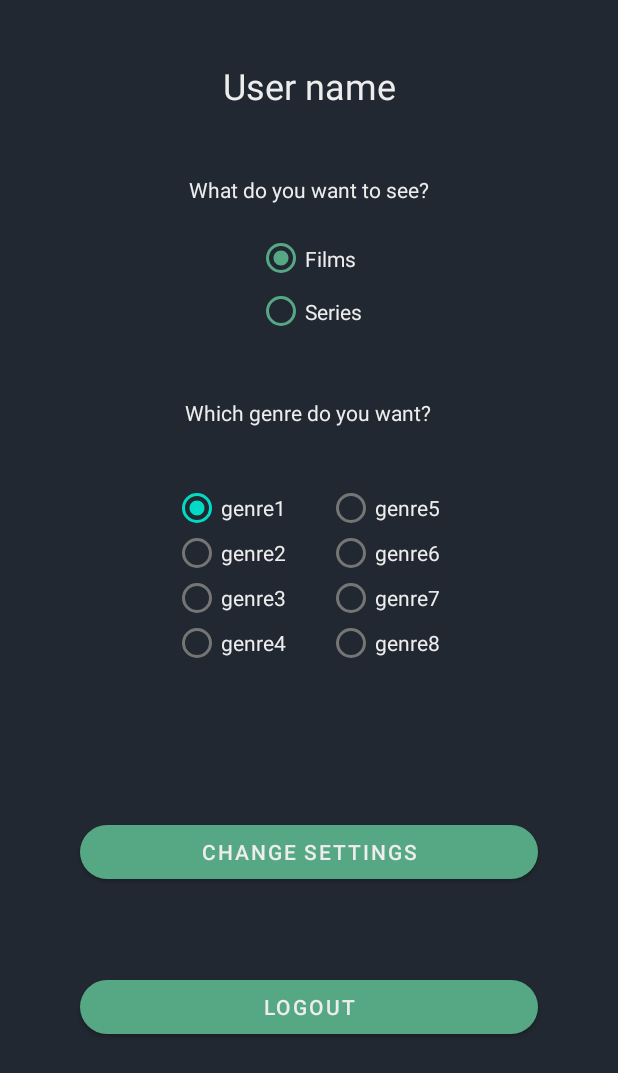
After one commit to s1107777/MovieSerieSwiperApp, an Android app: the layout activity_profile.xml on its own in the app's theme, with its tools: preview values and no code run, on a phone screen of 412 x 824 dp. The commit adds this screen. Shown: the top 1073 px of the screen. Run offline under Robolectric (Android 15) with nearby library versions, the phone set to English and light mode, and no system bars.

Commit message:
gebruiker kan uitloggen + profile pagina gestyled

```diff
--- /dev/null
+++ b/app/src/main/res/layout/activity_profile.xml
@@ -0,0 +1,196 @@
+<?xml version="1.0" encoding="utf-8"?>
+<androidx.constraintlayout.widget.ConstraintLayout xmlns:android="http://schemas.android.com/apk/res/android"
+    xmlns:app="http://schemas.android.com/apk/res-auto"
+    xmlns:tools="http://schemas.android.com/tools"
+    android:layout_width="match_parent"
+    android:layout_height="match_parent"
+    android:background="#222831"
+    >
+
+
+    <TextView
+        android:id="@+id/userName"
+        android:layout_width="305dp"
+        android:layout_height="42dp"
+        android:background="#00000000"
+        android:gravity="center"
+        android:text="User name"
+        android:textColor="#EDEDED"
+        android:textSize="24sp"
+        app:layout_constraintBottom_toBottomOf="parent"
+        app:layout_constraintEnd_toEndOf="parent"
+        app:layout_constraintStart_toStartOf="parent"
+        app:layout_constraintTop_toTopOf="parent"
+        app:layout_constraintVertical_bias="0.046" />
+
+    <RadioGroup
+        android:id="@+id/genreRadioGroup1"
+        android:layout_width="103dp"
+        android:layout_height="120dp"
+
+        android:checkedButton="@+id/genreRadioGroup"
+        app:layout_constraintBottom_toBottomOf="parent"
+        app:layout_constraintEnd_toEndOf="parent"
+        app:layout_constraintHorizontal_bias="0.373"
+        app:layout_constraintStart_toStartOf="parent"
+        app:layout_constraintTop_toBottomOf="@+id/radioGroup"
+        app:layout_constraintVertical_bias="0.206">
+
+        <RadioButton
+            android:id="@+id/genre1"
+            android:layout_width="93dp"
+            android:layout_height="30dp"
+            android:checked="true"
+            android:text="genre1"
+            android:textColor="#EDEDED" />
+
+        <RadioButton
+            android:id="@+id/genre2"
+            android:layout_width="match_parent"
+            android:layout_height="30dp"
+            android:text="genre2"
+            android:textColor="#EDEDED" />
+
+        <RadioButton
+            android:id="@+id/genre3"
+            android:layout_width="match_parent"
+            android:layout_height="30dp"
+            android:text="genre3"
+            android:textColor="#EDEDED" />
+
+        <RadioButton
+            android:id="@+id/genre4"
+            android:layout_width="match_parent"
+            android:layout_height="30dp"
+            android:text="genre4"
+            android:textColor="#EDEDED" />
+
+    </RadioGroup>
+
+    <RadioGroup
+        android:id="@+id/genreRadioGroup2"
+        android:layout_width="103dp"
+        android:layout_height="120dp"
+
+        android:checkedButton="@+id/genreRadioGroup"
+        app:layout_constraintBottom_toBottomOf="parent"
+        app:layout_constraintEnd_toEndOf="parent"
+        app:layout_constraintHorizontal_bias="0.707"
+        app:layout_constraintStart_toStartOf="parent"
+        app:layout_constraintTop_toBottomOf="@+id/radioGroup"
+        app:layout_constraintVertical_bias="0.206">
+
+        <RadioButton
+            android:id="@+id/genre5"
+            android:layout_width="92dp"
+            android:layout_height="30dp"
+            android:text="genre5"
+            android:textColor="#EDEDED" />
+
+        <RadioButton
+            android:id="@+id/genre6"
+            android:layout_width="match_parent"
+            android:layout_height="30dp"
+            android:text="genre6"
+            android:textColor="#EDEDED" />
+
+        <RadioButton
+            android:id="@+id/genre7"
+            android:layout_width="match_parent"
+            android:layout_height="30dp"
+            android:text="genre7"
+            android:textColor="#EDEDED" />
+
+        <RadioButton
+            android:id="@+id/genre8"
+            android:layout_width="match_parent"
+            android:layout_height="30dp"
+            android:text="genre8"
+            android:textColor="#EDEDED" />
+    </RadioGroup>
+
+    <Button
+        android:id="@+id/changeButton"
+        android:layout_width="305dp"
+        android:layout_height="wrap_content"
+        android:layout_marginBottom="96dp"
+        android:text="Change settings"
+        android:textColor="#EDEDED"
+        app:backgroundTint="#56a885"
+        app:cornerRadius="30dp"
+        app:layout_constraintBottom_toBottomOf="parent"
+        app:layout_constraintEnd_toEndOf="parent"
+        app:layout_constraintStart_toStartOf="parent"
+        app:layout_constraintTop_toBottomOf="@+id/genreRadioGroup1"
+        app:layout_constraintVertical_bias="0.424" />
+
+    <Button
+        android:id="@+id/logoutButton"
+        android:layout_width="305dp"
+        android:layout_height="wrap_content"
+        android:text="Logout"
+        android:textColor="#EDEDED"
+        app:backgroundTint="#56a885"
+        app:cornerRadius="30dp"
+        app:layout_constraintBottom_toBottomOf="parent"
+        app:layout_constraintEnd_toEndOf="parent"
+        app:layout_constraintStart_toStartOf="parent"
+        app:layout_constraintTop_toBottomOf="@+id/changeButton"
+        app:layout_constraintVertical_bias="0.301" />
+
+    <TextView
+        android:id="@+id/textView6"
+        android:layout_width="wrap_content"
+        android:layout_height="wrap_content"
+        android:text="What do you want to see?"
+        android:textColor="#EDEDED"
+        app:layout_constraintBottom_toBottomOf="parent"
+        app:layout_constraintEnd_toEndOf="parent"
+        app:layout_constraintHorizontal_bias="0.501"
+        app:layout_constraintStart_toStartOf="parent"
+        app:layout_constraintTop_toBottomOf="@+id/userName"
+        app:layout_constraintVertical_bias="0.053" />
+
+    <TextView
+        android:id="@+id/textView7"
+        android:layout_width="wrap_content"
+        android:layout_height="wrap_content"
+        android:text="Which genre do you want?"
+        android:textColor="#EDEDED"
+
+        app:layout_constraintBottom_toBottomOf="parent"
+        app:layout_constraintEnd_toEndOf="parent"
+        app:layout_constraintHorizontal_bias="0.498"
+        app:layout_constraintStart_toStartOf="parent"
+        app:layout_constraintTop_toBottomOf="@+id/radioGroup"
+        app:layout_constraintVertical_bias="0.07" />
+
+    <RadioGroup
+        android:id="@+id/radioGroup"
+        android:layout_width="wrap_content"
+        android:layout_height="70dp"
+        app:layout_constraintBottom_toBottomOf="parent"
+        app:layout_constraintEnd_toEndOf="parent"
+        app:layout_constraintStart_toStartOf="parent"
+        app:layout_constraintTop_toBottomOf="@+id/textView6"
+        app:layout_constraintVertical_bias="0.03">
+
+        <RadioButton
+            android:id="@+id/radioButtonFilm"
+            android:layout_width="wrap_content"
+            android:layout_height="35dp"
+            android:buttonTint="#56a885"
+            android:checked="true"
+            android:text="Films"
+            android:textColor="#EDEDED" />
+
+        <RadioButton
+            android:id="@+id/radioButtonSerie"
+            android:layout_width="wrap_content"
+            android:layout_height="35dp"
+            android:buttonTint="#56a885"
+            android:text="Series"
+            android:textColor="#EDEDED" />
+    </RadioGroup>
+
+</androidx.constraintlayout.widget.ConstraintLayout>
```
Also changed, not shown: app/src/main/java/com/iatjrd/movieserieswiperapp/MainActivity.java (+20 -0 lines), app/src/main/java/com/iatjrd/movieserieswiperapp/Profile.java (added, +156 -0 lines), app/src/main/res/drawable/profile_icon.xml (added, +10 -0 lines), app/src/main/res/layout/activity_main.xml (+19 -6 lines).
